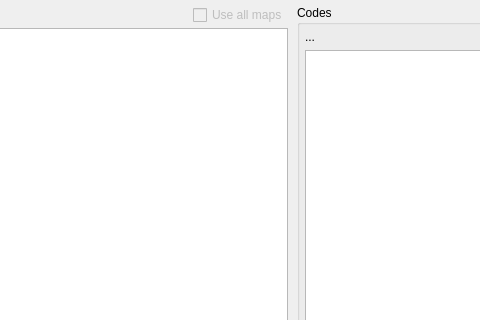
sakhnik/quickbox, file quickevent/app/quickevent/plugins/Classes/src/classeswidget.ui: the form before one commit; both pictures show x 688 to 1168 and y 0 to 320 of the 1262 by 836 pixel window.
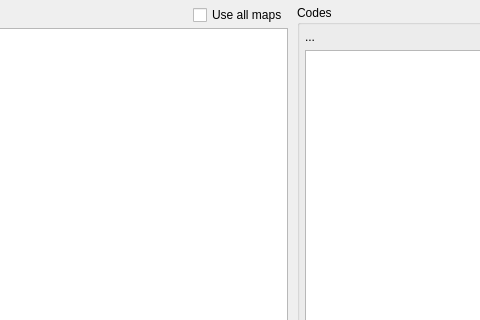
The form after the commit. Custom widgets are drawn as their Qt base class.

Commit message: Enable both map counting, per class and also per course

Diff of the .ui file:
```diff
--- a/quickevent/app/quickevent/plugins/Classes/src/classeswidget.ui
+++ b/quickevent/app/quickevent/plugins/Classes/src/classeswidget.ui
@@ -82,10 +82,7 @@
           </widget>
          </item>
          <item>
-          <widget class="QCheckBox" name="chkUseAllMaps_NIY">
-           <property name="enabled">
-            <bool>false</bool>
-           </property>
+          <widget class="QCheckBox" name="chkUseAllMaps">
            <property name="sizePolicy">
             <sizepolicy hsizetype="Preferred" vsizetype="Fixed">
              <horstretch>0</horstretch>
```
Left out of the diff: 4 changed lines with no effect on the pictures. The commit also changes 2 other files.
